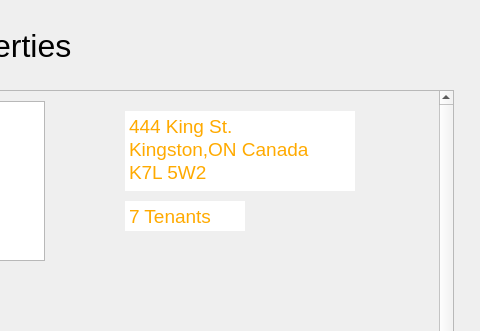
Before: the Qt Designer form MicroManage/propertymainform.ui in greg-maceachern12/MicroManage, drawn with Qt 5; both pictures show x 236 to 716 and y 0 to 331 of the 829 by 590 pixel window.
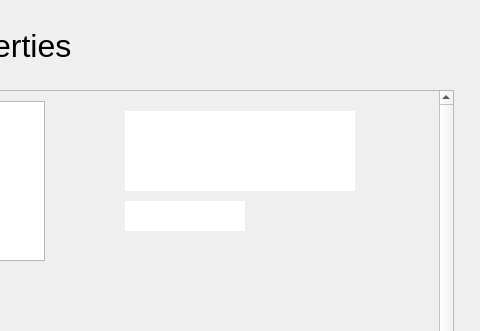
After: the same form once the commit is applied.

Commit message: Styled the scroll area of the Properties panel and removed default text.

Diff of the .ui file:
```diff
--- a/MicroManage/propertymainform.ui
+++ b/MicroManage/propertymainform.ui
@@ -88,7 +88,7 @@
       <rect>
        <x>0</x>
        <y>0</y>
-       <width>583</width>
+       <width>582</width>
        <height>419</height>
       </rect>
      </property>
@@ -137,10 +137,7 @@
 &lt;html&gt;&lt;head&gt;&lt;meta name=&quot;qrichtext&quot; content=&quot;1&quot; /&gt;&lt;style type=&quot;text/css&quot;&gt;
 p, li { white-space: pre-wrap; }
 &lt;/style&gt;&lt;/head&gt;&lt;body style=&quot; font-family:'.SF NS Text'; font-size:13pt; font-weight:400; font-style:normal;&quot;&gt;
-&lt;p style=&quot; margin-top:0px; margin-bottom:0px; margin-left:0px; margin-right:0px; -qt-block-indent:0; text-indent:0px;&quot;&gt;&lt;span style=&quot; font-family:'SimSun'; font-size:14pt; color:#ffaa00;&quot;&gt;444 King St.&lt;/span&gt;&lt;/p&gt;
-&lt;p style=&quot; margin-top:0px; margin-bottom:0px; margin-left:0px; margin-right:0px; -qt-block-indent:0; text-indent:0px;&quot;&gt;&lt;span style=&quot; font-family:'SimSun'; font-size:14pt; color:#ffaa00;&quot;&gt;Kingston,ON Canada&lt;/span&gt;&lt;/p&gt;
-&lt;p style=&quot; margin-top:0px; margin-bottom:0px; margin-left:0px; margin-right:0px; -qt-block-indent:0; text-indent:0px;&quot;&gt;&lt;span style=&quot; font-family:'SimSun'; font-size:14pt; color:#ffaa00;&quot;&gt;K7L 5W2&lt;/span&gt;&lt;/p&gt;
-&lt;p style=&quot;-qt-paragraph-type:empty; margin-top:0px; margin-bottom:0px; margin-left:0px; margin-right:0px; -qt-block-indent:0; text-indent:0px; font-family:'SimSun'; font-size:14pt; color:#ffaa00;&quot;&gt;&lt;br /&gt;&lt;/p&gt;&lt;/body&gt;&lt;/html&gt;</string>
+&lt;p style=&quot;-qt-paragraph-type:empty; margin-top:0px; margin-bottom:0px; margin-left:0px; margin-right:0px; -qt-block-indent:0; text-indent:0px;&quot;&gt;&lt;br /&gt;&lt;/p&gt;&lt;/body&gt;&lt;/html&gt;</string>
        </property>
       </widget>
       <widget class="QTextBrowser" name="tenant">
@@ -169,8 +166,7 @@
 &lt;html&gt;&lt;head&gt;&lt;meta name=&quot;qrichtext&quot; content=&quot;1&quot; /&gt;&lt;style type=&quot;text/css&quot;&gt;
 p, li { white-space: pre-wrap; }
 &lt;/style&gt;&lt;/head&gt;&lt;body style=&quot; font-family:'.SF NS Text'; font-size:13pt; font-weight:400; font-style:normal;&quot;&gt;
-&lt;p style=&quot; margin-top:0px; margin-bottom:0px; margin-left:0px; margin-right:0px; -qt-block-indent:0; text-indent:0px;&quot;&gt;&lt;span style=&quot; font-family:'SimSun'; font-size:14pt; color:#ffaa00;&quot;&gt;7 Tenants&lt;/span&gt;&lt;/p&gt;
-&lt;p style=&quot;-qt-paragraph-type:empty; margin-top:0px; margin-bottom:0px; margin-left:0px; margin-right:0px; -qt-block-indent:0; text-indent:0px; font-family:'SimSun'; font-size:14pt; color:#ffaa00;&quot;&gt;&lt;br /&gt;&lt;/p&gt;&lt;/body&gt;&lt;/html&gt;</string>
+&lt;p style=&quot;-qt-paragraph-type:empty; margin-top:0px; margin-bottom:0px; margin-left:0px; margin-right:0px; -qt-block-indent:0; text-indent:0px;&quot;&gt;&lt;br /&gt;&lt;/p&gt;&lt;/body&gt;&lt;/html&gt;</string>
        </property>
       </widget>
      </widget>
```
The commit also changes 4 other files.
